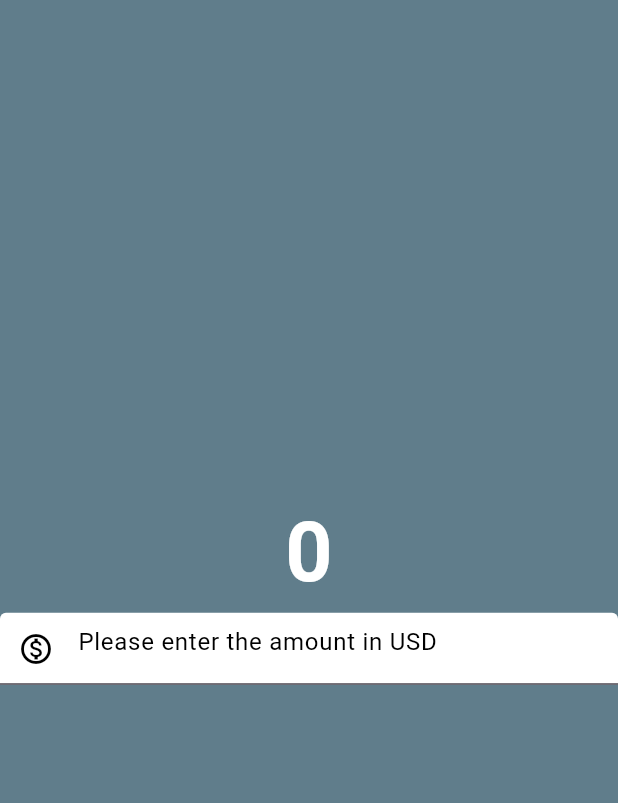
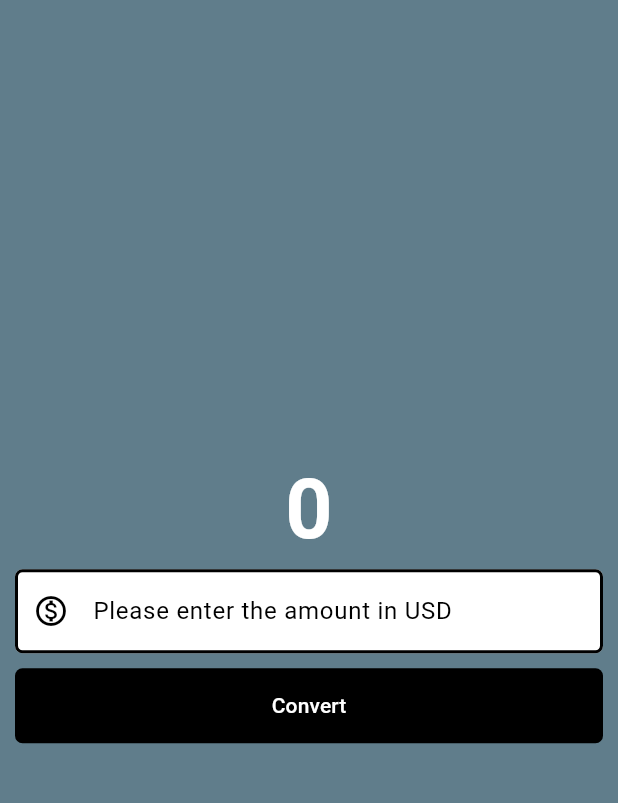
Before and after one commit to awesomecurtis/currency_converter, a Flutter app: the screen it shows after launch, on a phone screen of 412 x 824 dp, the part 63-866 px from its top. Run offline on Flutter 3.47's test engine with Material 3 defaults, Android fonts, the phone set to English and light mode, and no system bars.

Commit message:
buttonsUp

```diff
--- a/lib/currency_converter_material_page.dart
+++ b/lib/currency_converter_material_page.dart
@@ -5,6 +5,14 @@ class CurrencyConverterMaterialPage extends StatelessWidget {
 
   @override
   Widget build(BuildContext context) {
+    final border = OutlineInputBorder(
+      borderSide: const BorderSide(
+        width: 2.0,
+        style: BorderStyle.solid,
+      ),
+      borderRadius: BorderRadius.circular(5),
+    );
+
     return Scaffold(
       backgroundColor: Colors.blueGrey,
       appBar: AppBar(
@@ -15,10 +23,12 @@ class CurrencyConverterMaterialPage extends StatelessWidget {
         ),
         centerTitle: true,
       ),
-      body: const Column(
+      body: Padding(
+        padding: const EdgeInsets.all(10),
+        child: Column(
           mainAxisAlignment: MainAxisAlignment.center,
           children: [
-          Text(
+            const Text(
               '0',
               style: TextStyle(
                 fontSize: 55,
@@ -27,44 +37,45 @@ class CurrencyConverterMaterialPage extends StatelessWidget {
               ),
             ),
             TextField(
-            style: TextStyle(
+              style: const TextStyle(
                 color: Colors.black,
               ),
               decoration: InputDecoration(
                 hintText: 'Please enter the amount in USD',
-              hintStyle: TextStyle(
+                hintStyle: const TextStyle(
                   color: Colors.black,
                 ),
-              prefixIcon: Icon(Icons.monetization_on_outlined),
+                prefixIcon: const Icon(Icons.monetization_on_outlined),
                 prefixIconColor: Colors.black,
                 filled: true,
                 fillColor: Colors.white,
-              focusedBorder: OutlineInputBorder(
-                borderSide: BorderSide(
-                  width: 2.0,
-                  style: BorderStyle.solid,
+                focusedBorder: border,
+                enabledBorder: border,
               ),
-                // borderRadius: BorderRadius.circular(5),
-              ),
-            ),
-            keyboardType: TextInputType.numberWithOptions(
+              keyboardType: const TextInputType.numberWithOptions(
                 decimal: true,
               ),
             ),
-          SizedBox(height: 10),
-          // ElevatedButton(
-          //   onPressed: null,
-          //   style: TextButton.styleFrom(
-          //     backgroundColor: Colors.black,
-          //     foregroundColor: Colors.white,
-          //     minimumSize: Size(double.infinity, 50),
-          //     shape: RoundedRectangleBorder(
-          //       borderRadius: BorderRadius.circular(5),
-          //     )
-          //   ),
-          //   child: Text('Convert'),
-          // ),
+            const SizedBox(height: 10),
+            ElevatedButton(
+              onPressed: null,
+              style: TextButton.styleFrom(
+                backgroundColor: Colors.black,
+                foregroundColor: Colors.white,
+                minimumSize: const Size(double.infinity, 50),
+                shape: RoundedRectangleBorder(
+                  borderRadius: BorderRadius.circular(5),
+                ),
+              ),
+              child: const Text(
+                'Convert',
+                style: TextStyle(
+                  color: Colors.white,
+                ),
+              ),
+            ),
           ],
+        ),
       ),
     );
   }
```
Lines whose indentation alone changed are shown as unchanged.
